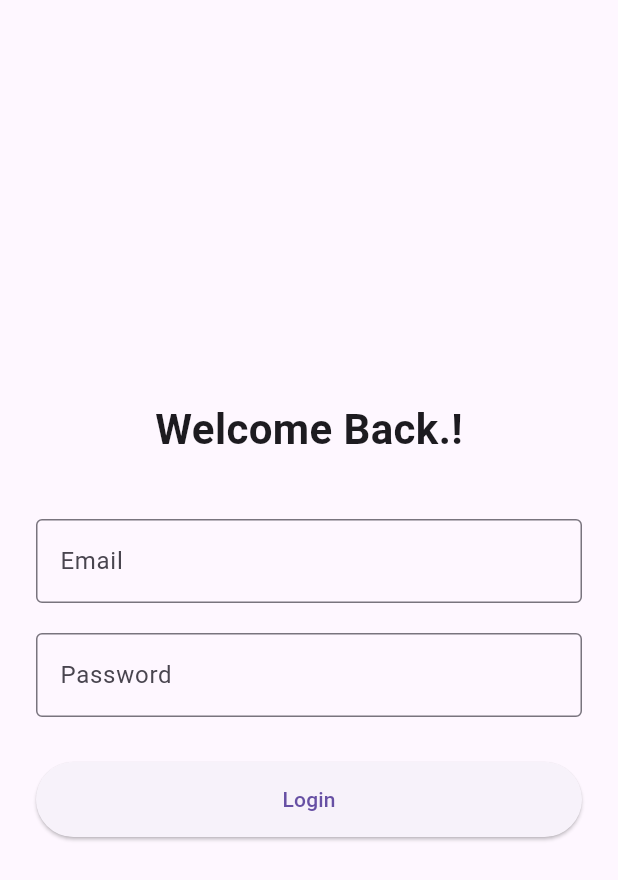
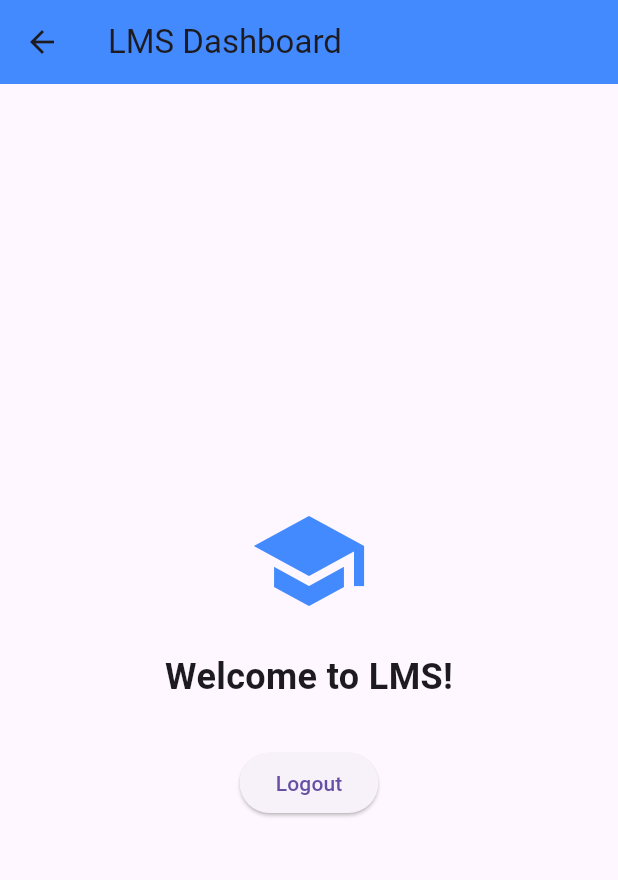
Before and after one commit to Binu0714/LMS_Mobile_App, a Flutter app: the screen it shows after launch, after a tap on "Login", on a phone screen of 412 x 824 dp. Shown: the top 880 px of the screen. Run offline on Flutter 3.47's test engine with Material 3 defaults, Android fonts, the phone set to English and light mode, and no system bars.

Commit message:
feat(ui): implement home screen

```diff
--- /dev/null
+++ b/lib/screens/home_screen.dart
@@ -0,0 +1,37 @@
+import 'package:flutter/material.dart';
+
+class HomeScreen extends StatelessWidget {
+  const HomeScreen({super.key});
+
+  @override
+  Widget build(BuildContext context) {
+    return Scaffold(
+      appBar: AppBar(
+        title: const Text("LMS Dashboard"),
+        backgroundColor: Colors.blueAccent,
+      ),
+
+      body: Center(
+        child: Column(
+          mainAxisAlignment: MainAxisAlignment.center,
+          children: [
+            const Icon(Icons.school, size: 80, color: Colors.blueAccent),
+            const SizedBox(height: 20),
+            const Text(
+              "Welcome to LMS!",
+              style: TextStyle(fontSize: 24, fontWeight: FontWeight.bold),
+            ),
+
+            const SizedBox(height: 30),
+            ElevatedButton(
+              onPressed: () {
+                Navigator.pop(context);
+              },
+              child: const Text("Logout"),
+            ),
+          ],
+        ),
+      ),
+    );
+  }
+}
--- a/lib/screens/login_screen.dart
+++ b/lib/screens/login_screen.dart
@@ -1,4 +1,5 @@
 import 'package:flutter/material.dart';
+import 'home_screen.dart';
 
 class LoginScreen extends StatelessWidget {
   const LoginScreen({super.key});
@@ -23,7 +24,9 @@ class LoginScreen extends StatelessWidget {
             SizedBox(
               width: double.infinity,
               height: 50,
-              child: ElevatedButton(onPressed: () {},child: const Text('Login')),
+              child: ElevatedButton(onPressed: () {
+                  Navigator.push(context, MaterialPageRoute(builder: (context) => const HomeScreen()));
+              },child: const Text('Login')),
             ),
           ],
         ),
```
